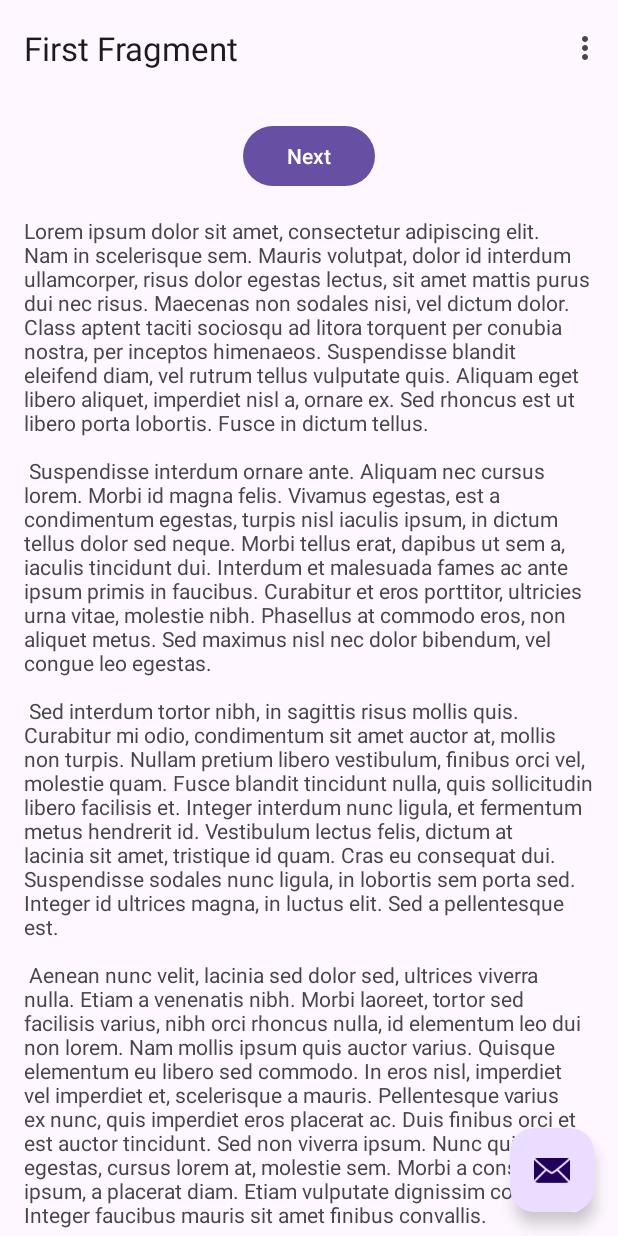
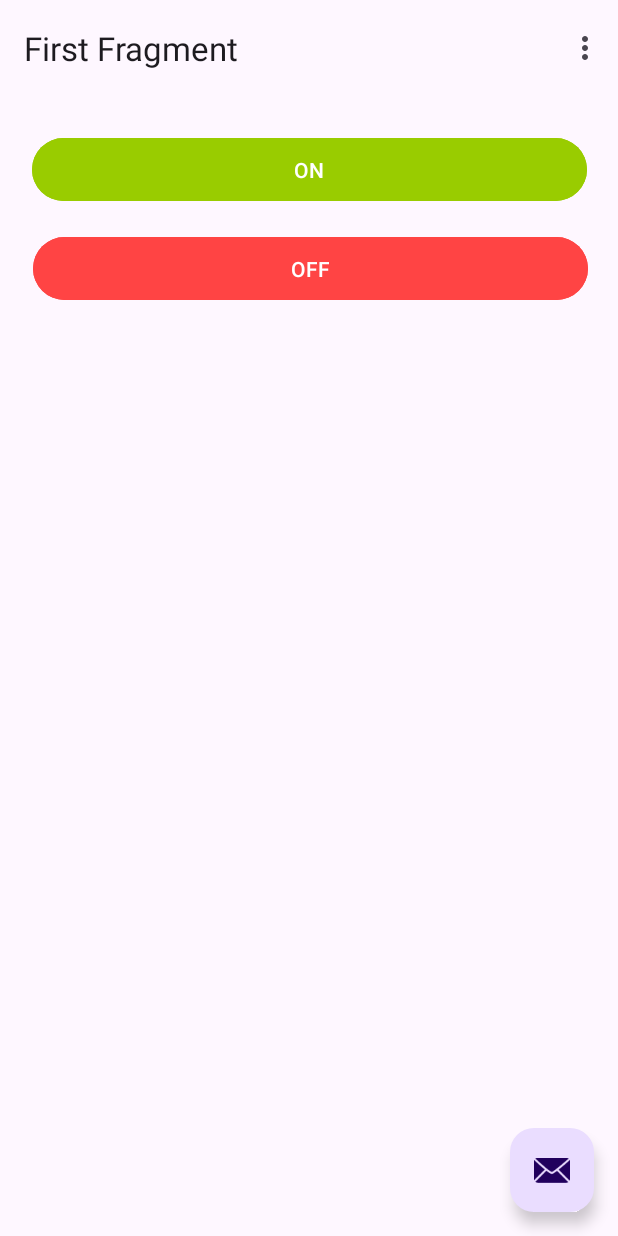
Before and after one commit to Masaslo/Auto-kamer, an Android app: the screen it shows after launch (MainActivity), on a phone screen of 412 x 824 dp. Run offline under Robolectric (Android 15) with nearby library versions, the phone set to English and light mode, and no system bars; our stand-ins replace navigation-ui.

Commit message:
Button toegevoegd

```diff
--- a/App/app/src/main/res/layout/fragment_first.xml
+++ b/App/app/src/main/res/layout/fragment_first.xml
@@ -13,23 +13,28 @@
 
         <Button
             android:id="@+id/button_first"
-            android:layout_width="wrap_content"
-            android:layout_height="wrap_content"
-            android:text="@string/next"
-            app:layout_constraintBottom_toTopOf="@id/textview_first"
+            android:layout_width="370dp"
+            android:layout_height="50dp"
+            android:layout_marginTop="16dp"
+            android:text="OFF"
             app:layout_constraintEnd_toEndOf="parent"
+            app:layout_constraintHorizontal_bias="0.6"
             app:layout_constraintStart_toStartOf="parent"
-            app:layout_constraintTop_toTopOf="parent" />
+            app:layout_constraintTop_toBottomOf="@+id/button"
+            android:backgroundTint="@android:color/holo_red_light"/>
 
-        <TextView
-            android:id="@+id/textview_first"
-            android:layout_width="wrap_content"
-            android:layout_height="wrap_content"
-            android:layout_marginTop="16dp"
-            android:text="@string/lorem_ipsum"
-            app:layout_constraintBottom_toBottomOf="parent"
+        <Button
+            android:id="@+id/button"
+            android:layout_width="370dp"
+            android:layout_height="50dp"
+            android:layout_marginTop="8dp"
+            android:text="ON"
             app:layout_constraintEnd_toEndOf="parent"
+            app:layout_constraintHorizontal_bias="0.5"
             app:layout_constraintStart_toStartOf="parent"
-            app:layout_constraintTop_toBottomOf="@id/button_first" />
+            app:layout_constraintTop_toTopOf="parent"
+            android:backgroundTint="@android:color/holo_green_light"
+            app:rippleColor="#E60707" />
+
     </androidx.constraintlayout.widget.ConstraintLayout>
 </androidx.core.widget.NestedScrollView>
```
Also changed, not shown: App/app/src/main/java/com/example/auto_kamer_app/SecondFragment.java (deleted, +0 -46 lines), App/app/src/main/res/layout/fragment_second.xml (deleted, +0 -35 lines).
